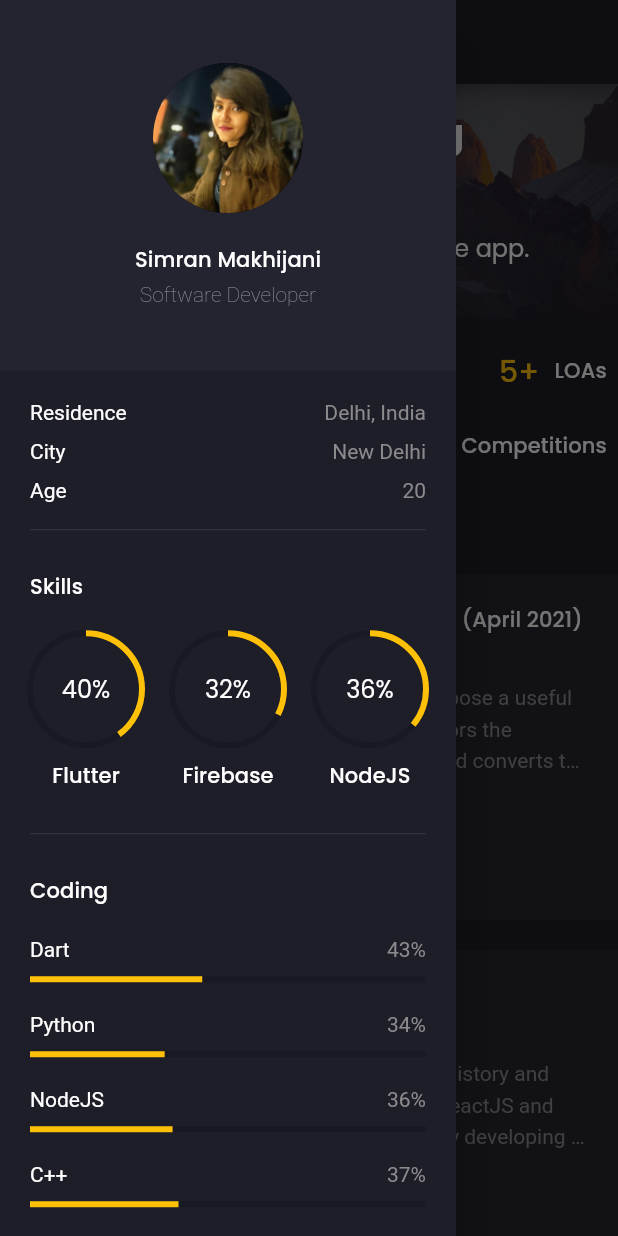
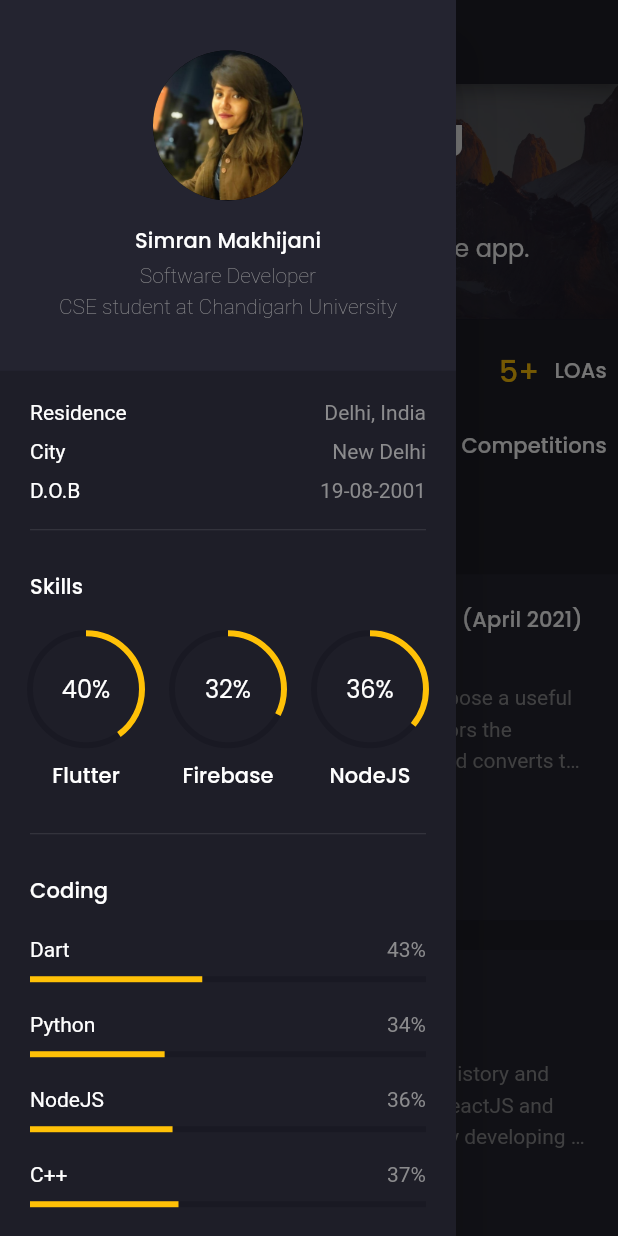
Before and after one commit to simran1901/Simran-s-Portfolio, a Flutter app: the screen it shows after launch, with the side drawer open, on a phone screen of 412 x 824 dp. Run offline on Flutter 3.47's test engine with Material 2 defaults, Android fonts, the phone set to English and light mode, and no system bars; drawn by our look-alikes of animated_text_kit; our stand-ins replace flutter_svg, google_fonts; missing offline and left inert: dart:html.

Commit message:
added DOB

```diff
--- a/lib/screens/main/components/my_info.dart
+++ b/lib/screens/main/components/my_info.dart
@@ -32,6 +32,15 @@ class MyInfo extends StatelessWidget {
                 height: 1.5,
               ),
             ),
+            Text(
+              "CSE student at Chandigarh University",
+              overflow: TextOverflow.ellipsis,
+              textAlign: TextAlign.center,
+              style: TextStyle(
+                fontWeight: FontWeight.w200,
+                height: 1.5,
+              ),
+            ),
             Spacer(flex: 2),
           ],
         ),
--- a/lib/screens/main/components/side_menu.dart
+++ b/lib/screens/main/components/side_menu.dart
@@ -37,8 +37,8 @@ class SideMenu extends StatelessWidget {
                       text: "New Delhi",
                     ),
                     AreaInfoText(
-                      title: "Age",
-                      text: "20",
+                      title: "D.O.B",
+                      text: "19-08-2001",
                     ),
                     Skills(),
                     SizedBox(height: defaultPadding),
```
